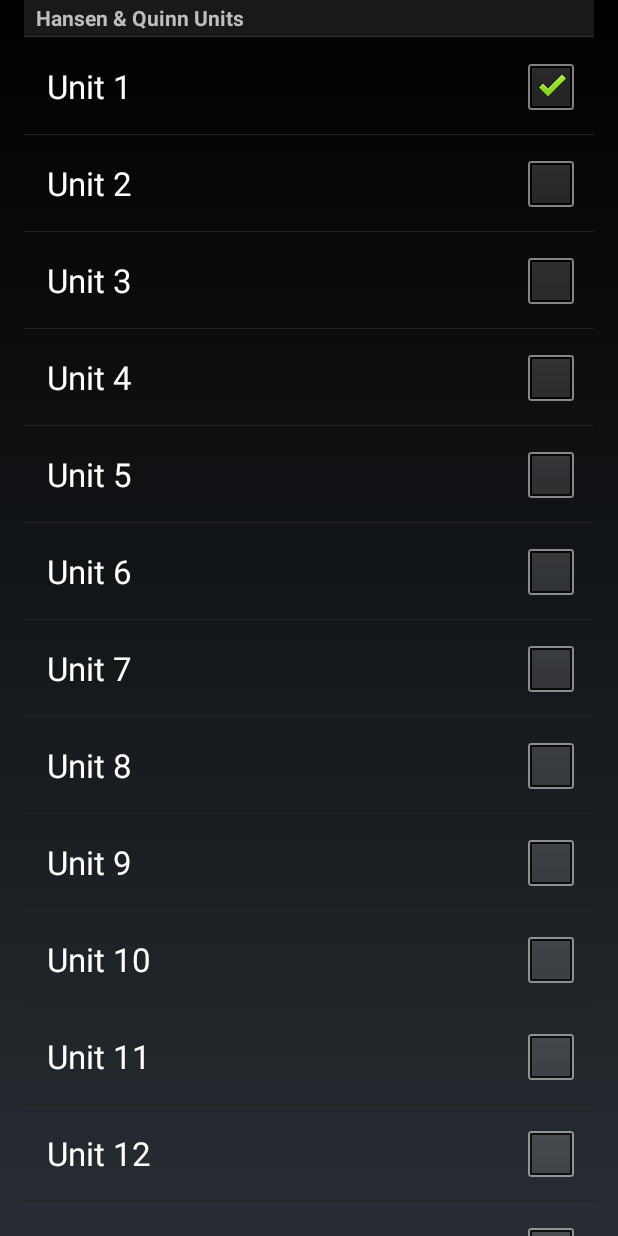
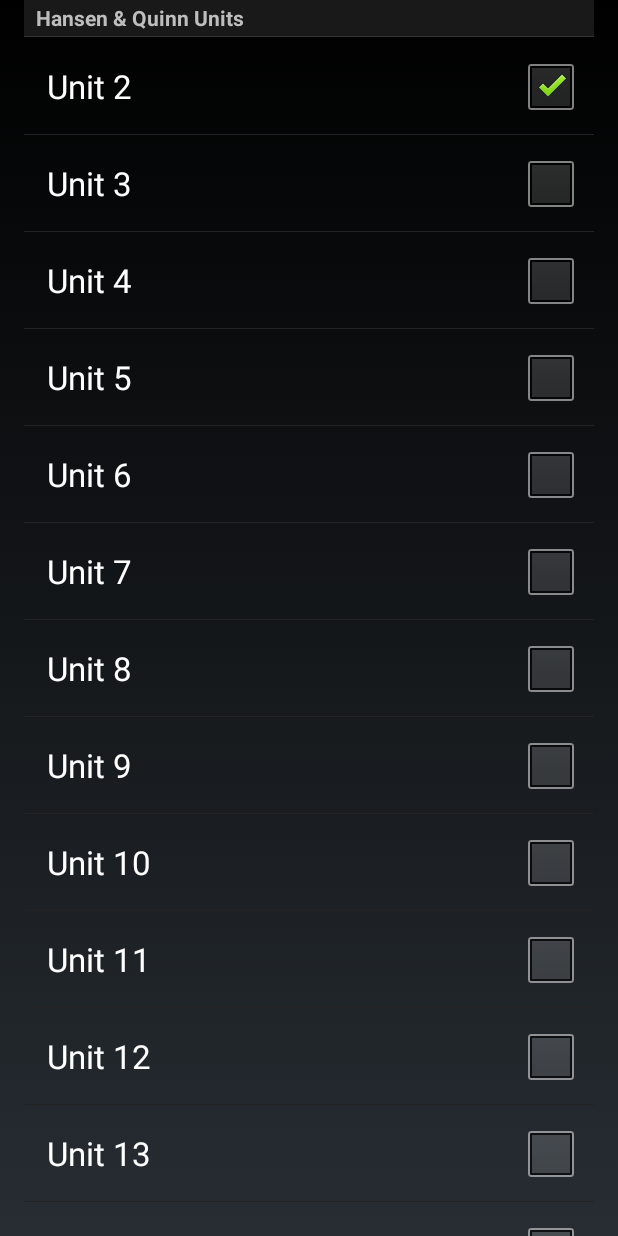
Before and after one commit to jeremymarch/HopliteChallengeAndroid, an Android app: the SettingsActivity screen opened directly, with no data from a screen before it, on a phone screen of 412 x 824 dp. Run offline under Robolectric (Android 15) with nearby library versions, the phone set to English and light mode, and no system bars; Roboto replaces fonts that are not available here.

Commit message:
fixes to verbs for unit in libseq and now settings start at unit 2

```diff
--- a/app/src/main/res/xml/settings.xml
+++ b/app/src/main/res/xml/settings.xml
@@ -4,13 +4,9 @@
     android:title="Hansen &amp; Quinn Units"
     android:key="pref_key_storage_settings">
     <CheckBoxPreference
-        android:key="unit1"
-        android:title="Unit 1"
-        android:defaultValue="true" />
-    <CheckBoxPreference
         android:key="unit2"
         android:title="Unit 2"
-        android:defaultValue="false" />
+        android:defaultValue="true" />
     <CheckBoxPreference
         android:key="unit3"
         android:title="Unit 3"
```
